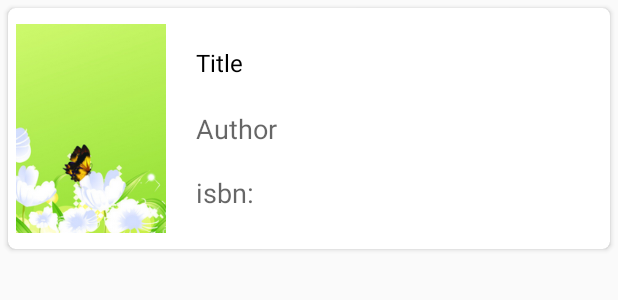
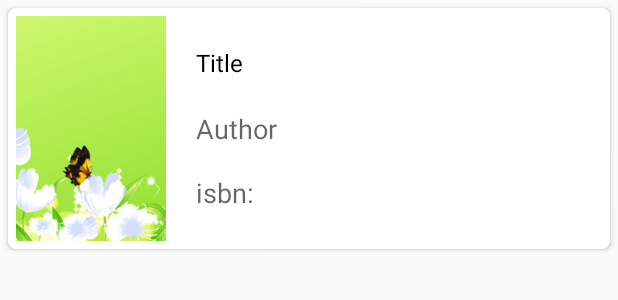
Before and after one commit to HemingwayZ/DuXiangLe, an Android app: the layout fragment_home_item.xml on its own in the app's theme, with its tools: preview values and no code run, on a phone screen of 412 x 824 dp. Shown: the top 300 px of the screen. Run offline under Robolectric (Android 15) with nearby library versions, the phone set to English and light mode, and no system bars.

```diff
--- a/app/src/main/AndroidManifest.xml
+++ b/app/src/main/AndroidManifest.xml
@@ -145,6 +145,8 @@
         </activity>
         <activity android:name=".WXEntryActivity" >
         </activity>
+        <activity android:name=".WebImageActivity" >
+        </activity>
     </application>
 
 </manifest>
--- a/app/src/main/java/com/zhm/duxiangle/adapter/HomeRecycleViewAdapter.java
+++ b/app/src/main/java/com/zhm/duxiangle/adapter/HomeRecycleViewAdapter.java
@@ -42,7 +42,7 @@ public class HomeRecycleViewAdapter extends RecyclerView.Adapter<HomeRecycleView
 
     @Override
     public void onBindViewHolder(HomeRecycleViewAdapter.MyViewHolder holder, final int position) {
-        BitmapUtils.getInstance(mContext).setAvatar(holder.ivBookCover, mData.get(position).getImage(), null);
+        BitmapUtils.getInstance(mContext).setAvatarWithoutReflect(holder.ivBookCover, mData.get(position).getImage());
         holder.tvTitle.setText("书名:" + mData.get(position).getTitle());
         holder.tvAuthor.setText("作者:" + mData.get(position).getStrAuthor());
         holder.tvIsbn.setText("ISBN:" + mData.get(position).getIsbn13());
--- /dev/null
+++ b/app/src/main/res/drawable/xml_imageview_boundle.xml
@@ -0,0 +1,20 @@
+<?xml version="1.0" encoding="utf-8"?><!-- 定义矩形rectangle -->
+<shape xmlns:android="http://schemas.android.com/apk/res/android"
+    android:shape="rectangle">
+
+    <!-- 设置边框的大小和颜色 -->
+    <stroke
+        android:width="1dip"
+        android:color="#B5B5B5" />
+
+    <!-- 设置矩形内的颜色,此处为透明色 -->
+    <solid android:color="@android:color/transparent" />
+
+    <!-- 定义圆角弧度 -->
+    <corners
+        android:bottomLeftRadius="1dp"
+        android:bottomRightRadius="1dp"
+        android:topLeftRadius="1dp"
+        android:topRightRadius="1dp" />
+
+</shape>
--- a/app/src/main/res/layout/fragment_home_item.xml
+++ b/app/src/main/res/layout/fragment_home_item.xml
@@ -21,44 +21,44 @@
                 android:id="@+id/book_cover"
                 android:layout_width="100dp"
                 android:layout_height="150dp"
+                android:background="@drawable/xml_imageview_boundle"
+                android:scaleType="fitXY"
                 android:src="@drawable/book_cover_default" />
 
             <TextView
                 android:id="@+id/tvTitle"
-                    android:layout_width="wrap_content"
+                android:layout_width="match_parent"
                 android:layout_height="wrap_content"
                 android:layout_marginLeft="20dp"
                 android:layout_marginTop="20dp"
                 android:layout_toEndOf="@+id/book_cover"
                 android:layout_toRightOf="@+id/book_cover"
-                    android:clickable="true"
                 android:singleLine="true"
-                    android:gravity="right|bottom"
                 android:text="Title"
                 android:textColor="@android:color/black"
                 android:textSize="16sp" />
 
             <TextView
                 android:id="@+id/tvAuthor"
-                    android:layout_width="wrap_content"
+                android:layout_width="match_parent"
                 android:layout_height="wrap_content"
                 android:layout_alignLeft="@+id/tvTitle"
                 android:layout_alignStart="@+id/tvTitle"
                 android:layout_centerVertical="true"
+                android:singleLine="true"
                 android:text="Author"
-                    android:singleLine="true"
                 android:textAppearance="?android:attr/textAppearanceMedium" />
 
             <TextView
                 android:id="@+id/tvIsbn"
-                    android:layout_width="wrap_content"
+                android:layout_width="match_parent"
                 android:layout_height="wrap_content"
                 android:layout_alignBottom="@+id/book_cover"
                 android:layout_alignLeft="@+id/tvAuthor"
                 android:layout_alignStart="@+id/tvAuthor"
                 android:layout_marginBottom="20dp"
+                android:singleLine="true"
                 android:text="isbn:"
-                    android:singleLine="true"
                 android:textAppearance="?android:attr/textAppearanceMedium" />
         </RelativeLayout>
     </android.support.v7.widget.CardView>
```
Also changed, not shown: app/src/main/java/com/zhm/duxiangle/BookDetailActivity.java (+41 -40 lines), app/src/main/java/com/zhm/duxiangle/WebImageActivity.java (added, +23 -0 lines), app/src/main/java/com/zhm/duxiangle/fragment/HomeFragment.java (+99 -39 lines), app/src/main/java/com/zhm/duxiangle/fragment/UserListFragment.java (+4 -11 lines), app/src/main/java/com/zhm/duxiangle/utils/GsonUtils.java (+8 -0 lines), app/src/main/res/layout/activity_web_image.xml (added, +12 -0 lines), 1 other file. Lines whose indentation alone changed are shown as unchanged.
